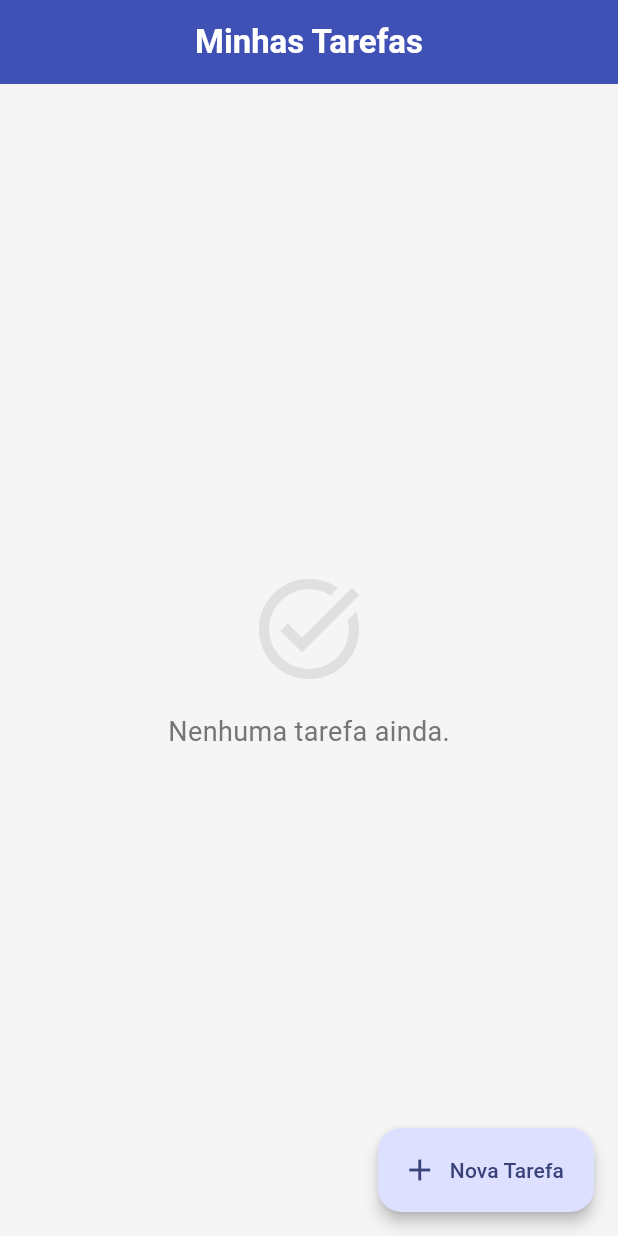
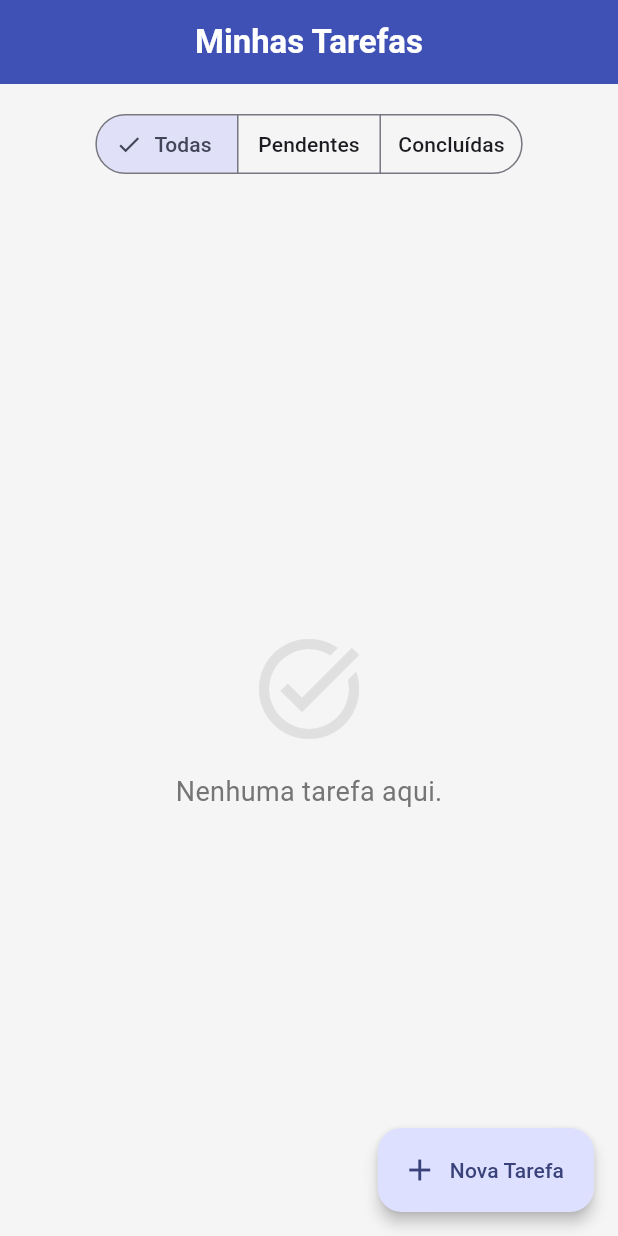
Before and after one commit to Gpontes15/todo-firebase-flutter, a Flutter app: the screen it shows after launch, on a phone screen of 412 x 824 dp. Run offline on Flutter 3.47's test engine with Material 3 defaults, Android fonts, the phone set to English and light mode, and no system bars; our stand-ins replace cloud_firestore, firebase_core; accounts and stored records are empty.

Commit message:
feat: criação de filtro

```diff
--- a/lib/main.dart
+++ b/lib/main.dart
@@ -37,6 +37,8 @@ class MyApp extends StatelessWidget {
   }
 }
 
+enum FiltroTarefa { todas, pendentes, concluidas }
+
 class TodoListScreen extends StatefulWidget {
   const TodoListScreen({super.key});
 
@@ -48,6 +50,9 @@ class _TodoListScreenState extends State<TodoListScreen> {
   // Instância do nosso Serviço isolado
   final TarefaService _tarefaService = TarefaService();
   final TextEditingController _controladorTexto = TextEditingController();
+
+  // O app sempre começa mostrando "Todas"
+  FiltroTarefa _filtroAtual = FiltroTarefa.todas;
 
   void _abrirModalTarefa([DocumentSnapshot? documentoAtual]) {
     // 1. Prepara o modal: se tiver documento, preenche o campo. Se não, limpa.
@@ -183,11 +188,44 @@ class _TodoListScreenState extends State<TodoListScreen> {
       appBar: AppBar(
         title: const Text('Minhas Tarefas', style: TextStyle(fontWeight: FontWeight.w600)),
       ),
-      body: StreamBuilder(
-        stream: _tarefaService.getTarefasStream(), // Escutando através do serviço
+      body: Column(
+        children: [
+          // BOTÕES DE FILTRO
+          Padding(
+            padding: const EdgeInsets.all(16.0),
+            child: SegmentedButton<FiltroTarefa>(
+              segments: const [
+                ButtonSegment(value: FiltroTarefa.todas, label: Text('Todas')),
+                ButtonSegment(value: FiltroTarefa.pendentes, label: Text('Pendentes')),
+                ButtonSegment(value: FiltroTarefa.concluidas, label: Text('Concluídas')),
+              ],
+              selected: {_filtroAtual},
+              onSelectionChanged: (Set<FiltroTarefa> novaSelecao) {
+                // O setState avisa o Flutter para desenhar a tela de novo!
+                setState(() {
+                  _filtroAtual = novaSelecao.first;
+                });
+              },
+            ),
+          ),
+
+          // A LISTA DE TAREFAS (Ocupando o resto da tela com o Expanded)
+          Expanded(
+            child: StreamBuilder(
+              stream: _tarefaService.getTarefasStream(),
               builder: (context, AsyncSnapshot<QuerySnapshot> streamSnapshot) {
                 if (streamSnapshot.hasData) {
-            final documentos = streamSnapshot.data!.docs;
+                  // Pegamos todos os documentos do banco
+                  var documentos = streamSnapshot.data!.docs;
+
+                  // A LÓGICA DO FILTRO ACONTECE AQUI NO DART:
+                  if (_filtroAtual == FiltroTarefa.pendentes) {
+                    // Filtra mantendo apenas as que têm concluida == false
+                    documentos = documentos.where((doc) => doc['concluida'] == false).toList();
+                  } else if (_filtroAtual == FiltroTarefa.concluidas) {
+                    // Filtra mantendo apenas as que têm concluida == true
+                    documentos = documentos.where((doc) => doc['concluida'] == true).toList();
+                  }
 
                   if (documentos.isEmpty) {
                     return Center(
@@ -196,21 +234,20 @@ class _TodoListScreenState extends State<TodoListScreen> {
                         children: [
                           Icon(Icons.task_alt, size: 80, color: Colors.grey.shade300),
                           const SizedBox(height: 16),
-                    Text('Nenhuma tarefa ainda.', style: TextStyle(color: Colors.grey.shade600, fontSize: 18)),
+                          Text('Nenhuma tarefa aqui.', style: TextStyle(color: Colors.grey.shade600, fontSize: 18)),
                         ],
                       ),
                     );
                   }
 
                   return ListView.builder(
-              padding: const EdgeInsets.all(12),
+                    padding: const EdgeInsets.symmetric(horizontal: 12),
                     itemCount: documentos.length,
                     itemBuilder: (context, index) {
                       final DocumentSnapshot documento = documentos[index];
                       final idDaTarefa = documento.id;
                       final bool estaConcluida = documento['concluida'];
 
-                // Usando nosso Componente Customizado
                       return TarefaItem(
                         nome: documento['nome'],
                         estaConcluida: estaConcluida,
@@ -218,7 +255,9 @@ class _TodoListScreenState extends State<TodoListScreen> {
                           _atualizarTarefa(idDaTarefa, estaConcluida);
                         },
                         onEdit: () => _abrirModalTarefa(documento),
-                  onDelete: () => _deletarTarefa(idDaTarefa),
+                        onDelete: () async {
+                          await _deletarTarefa(idDaTarefa);
+                        },
                       );
                     },
                   );
@@ -226,6 +265,10 @@ class _TodoListScreenState extends State<TodoListScreen> {
                 return const Center(child: CircularProgressIndicator());
               },
             ),
+          ),
+        ],
+      ),
+
       floatingActionButton: FloatingActionButton.extended(
         onPressed: () => _abrirModalTarefa(),
         icon: const Icon(Icons.add),
```
Lines whose indentation alone changed are shown as unchanged.
